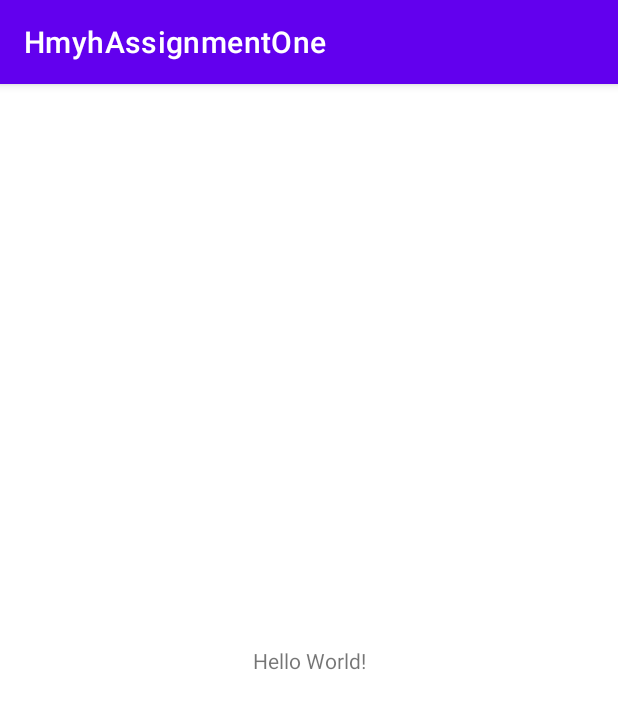
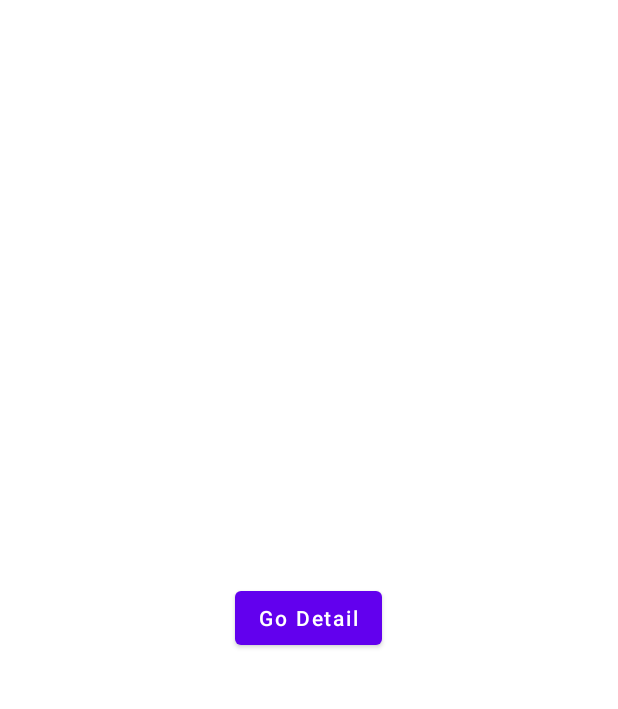
Before and after one commit to hsumyatyehtet/HmyhAssignmentOne, an Android app: the screen it shows after launch (MainActivity), on a phone screen of 412 x 824 dp. Shown: the top 709 px of the screen. Run offline under Robolectric (Android 15) with nearby library versions, the phone set to English and light mode, and no system bars.

Commit message:
navigation component set up

```diff
--- a/app/src/main/AndroidManifest.xml
+++ b/app/src/main/AndroidManifest.xml
@@ -10,8 +10,10 @@
         android:supportsRtl="true"
         android:theme="@style/Theme.HmyhAssignmentOne">
         <activity
-            android:name=".MainActivity"
-            android:exported="true">
+            android:name=".activity.MainActivity"
+            android:exported="true"
+            android:theme="@style/Theme.HmyhAssignmentOne.NoActionBar"
+            android:screenOrientation="portrait">
             <intent-filter>
                 <action android:name="android.intent.action.MAIN" />
 
--- a/app/src/main/java/dev/hmyh/hmyhassignmentone/MainActivity.kt
+++ b/app/src/main/java/dev/hmyh/hmyhassignmentone/activity/MainActivity.kt
@@ -1,7 +1,8 @@
-package dev.hmyh.hmyhassignmentone
+package dev.hmyh.hmyhassignmentone.activity
 
 import androidx.appcompat.app.AppCompatActivity
 import android.os.Bundle
+import dev.hmyh.hmyhassignmentone.R
 
 class MainActivity : AppCompatActivity() {
     override fun onCreate(savedInstanceState: Bundle?) {
--- /dev/null
+++ b/app/src/main/java/dev/hmyh/hmyhassignmentone/fragment/MainFragment.kt
@@ -0,0 +1,36 @@
+package dev.hmyh.hmyhassignmentone.fragment
+
+import android.os.Bundle
+import android.view.LayoutInflater
+import android.view.View
+import android.view.ViewGroup
+import androidx.fragment.app.Fragment
+import androidx.navigation.fragment.findNavController
+import dev.hmyh.hmyhassignmentone.R
+import kotlinx.android.synthetic.main.fragment_main.*
+
+class MainFragment: Fragment() {
+
+    override fun onCreateView(
+        inflater: LayoutInflater,
+        container: ViewGroup?,
+        savedInstanceState: Bundle?
+    ): View? {
+        return inflater.inflate(R.layout.fragment_main,container,false)
+    }
+
+    override fun onViewCreated(view: View, savedInstanceState: Bundle?) {
+        super.onViewCreated(view, savedInstanceState)
+
+        setUpListener()
+    }
+
+    private fun setUpListener() {
+        btnGoDetail.setOnClickListener {
+            findNavController().navigate(
+                R.id.action_mainFragment_to_detailFragment
+            )
+        }
+    }
+
+}
--- /dev/null
+++ b/app/src/main/res/anim/enter_from_left.xml
@@ -0,0 +1,8 @@
+<?xml version="1.0" encoding="utf-8"?>
+<set xmlns:android="http://schemas.android.com/apk/res/android"
+    android:shareInterpolator="false">
+    <translate
+        android:fromXDelta="-100%" android:toXDelta="0%"
+        android:fromYDelta="0%" android:toYDelta="0%"
+        android:duration="400"/>
+</set>
--- /dev/null
+++ b/app/src/main/res/anim/enter_from_right.xml
@@ -0,0 +1,8 @@
+<?xml version="1.0" encoding="utf-8"?>
+<set xmlns:android="http://schemas.android.com/apk/res/android"
+    android:shareInterpolator="false">
+    <translate
+        android:fromXDelta="100%" android:toXDelta="0%"
+        android:fromYDelta="0%" android:toYDelta="0%"
+        android:duration="400" />
+</set>
--- /dev/null
+++ b/app/src/main/res/anim/exit_to_left.xml
@@ -0,0 +1,8 @@
+<?xml version="1.0" encoding="utf-8"?>
+<set xmlns:android="http://schemas.android.com/apk/res/android"
+    android:shareInterpolator="false">
+    <translate
+        android:fromXDelta="0%" android:toXDelta="-100%"
+        android:fromYDelta="0%" android:toYDelta="0%"
+        android:duration="400"/>
+</set>
--- /dev/null
+++ b/app/src/main/res/anim/exit_to_right.xml
@@ -0,0 +1,8 @@
+<?xml version="1.0" encoding="utf-8"?>
+<set xmlns:android="http://schemas.android.com/apk/res/android"
+    android:shareInterpolator="false">
+    <translate
+        android:fromXDelta="0%" android:toXDelta="100%"
+        android:fromYDelta="0%" android:toYDelta="0%"
+        android:duration="400" />
+</set>
--- a/app/src/main/res/layout/activity_main.xml
+++ b/app/src/main/res/layout/activity_main.xml
@@ -1,18 +1,17 @@
 <?xml version="1.0" encoding="utf-8"?>
-<androidx.constraintlayout.widget.ConstraintLayout xmlns:android="http://schemas.android.com/apk/res/android"
+<RelativeLayout xmlns:android="http://schemas.android.com/apk/res/android"
     xmlns:app="http://schemas.android.com/apk/res-auto"
     xmlns:tools="http://schemas.android.com/tools"
     android:layout_width="match_parent"
     android:layout_height="match_parent"
-    tools:context=".MainActivity">
+    tools:context=".activity.MainActivity">
 
-    <TextView
-        android:layout_width="wrap_content"
-        android:layout_height="wrap_content"
-        android:text="Hello World!"
-        app:layout_constraintBottom_toBottomOf="parent"
-        app:layout_constraintLeft_toLeftOf="parent"
-        app:layout_constraintRight_toRightOf="parent"
-        app:layout_constraintTop_toTopOf="parent" />
+    <fragment
+        android:id="@+id/nav_host_fragment"
+        android:name="androidx.navigation.fragment.NavHostFragment"
+        android:layout_width="match_parent"
+        android:layout_height="match_parent"
+        app:defaultNavHost="true"
+        app:navGraph="@navigation/nav_graph" />
 
-</androidx.constraintlayout.widget.ConstraintLayout>
+</RelativeLayout>
--- /dev/null
+++ b/app/src/main/res/layout/fragment_main.xml
@@ -0,0 +1,15 @@
+<?xml version="1.0" encoding="utf-8"?>
+<RelativeLayout xmlns:android="http://schemas.android.com/apk/res/android"
+    android:layout_width="match_parent"
+    android:layout_height="match_parent"
+    android:background="@color/white">
+
+    <Button
+        android:id="@+id/btnGoDetail"
+        android:layout_width="wrap_content"
+        android:layout_height="wrap_content"
+        android:text="Go Detail"
+        android:textAllCaps="false"
+        android:layout_centerInParent="true"/>
+
+</RelativeLayout>
--- /dev/null
+++ b/app/src/main/res/navigation/nav_graph.xml
@@ -0,0 +1,26 @@
+<?xml version="1.0" encoding="utf-8"?>
+<navigation xmlns:android="http://schemas.android.com/apk/res/android"
+    xmlns:app="http://schemas.android.com/apk/res-auto"
+    android:id="@+id/nav_graph"
+    app:startDestination="@id/mainFragment">
+
+    <fragment
+        android:id="@+id/mainFragment"
+        android:name="dev.hmyh.hmyhassignmentone.fragment.MainFragment"
+        android:label="MainFragment" >
+
+        <action
+            android:id="@+id/action_mainFragment_to_detailFragment"
+            app:destination="@id/detailFragment"
+            app:enterAnim="@anim/enter_from_right"
+            app:exitAnim="@anim/exit_to_left"
+            app:popEnterAnim="@anim/enter_from_left"
+            app:popExitAnim="@anim/exit_to_right"/>
+
+    </fragment>
+
+    <fragment
+        android:id="@+id/detailFragment"
+        android:name="dev.hmyh.hmyhassignmentone.fragment.DetailFragment"
+        android:label="DetailFragment" />
+</navigation>
--- a/app/src/main/res/values/themes.xml
+++ b/app/src/main/res/values/themes.xml
@@ -13,4 +13,14 @@
         <item name="android:statusBarColor" tools:targetApi="l">?attr/colorPrimaryVariant</item>
         <!-- Customize your theme here. -->
     </style>
+
+    <style name="Theme.HmyhAssignmentOne.NoActionBar">
+        <item name="windowActionBar">false</item>
+        <item name="windowNoTitle">true</item>
+
+    </style>
+
+    <style name="AppTheme.AppBarOverlay" parent="ThemeOverlay.AppCompat.Dark.ActionBar" />
+
+    <style name="AppTheme.PopupOverlay" parent="ThemeOverlay.AppCompat.Light" />
 </resources>
```
Also changed, not shown: app/build.gradle (+11 -0 lines), app/src/main/java/dev/hmyh/hmyhassignmentone/fragment/DetailFragment.kt (added, +24 -0 lines), app/src/main/res/anim/error_frame_in.xml (added, +9 -0 lines), app/src/main/res/anim/rotation.xml (added, +16 -0 lines), app/src/main/res/anim/slide_down.xml (added, +8 -0 lines), app/src/main/res/anim/slide_up.xml (added, +8 -0 lines), app/src/main/res/layout/fragment_detail.xml (added, +15 -0 lines).
